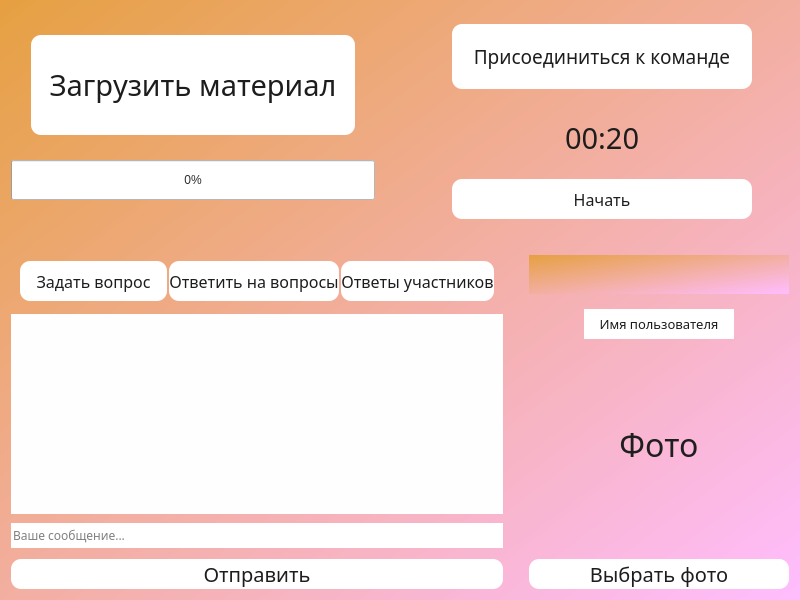
Above: Client/jeducation-v0.1/learning.ui from Avedik/Desktop-application-IEducation before the change. Below: the same form after it.
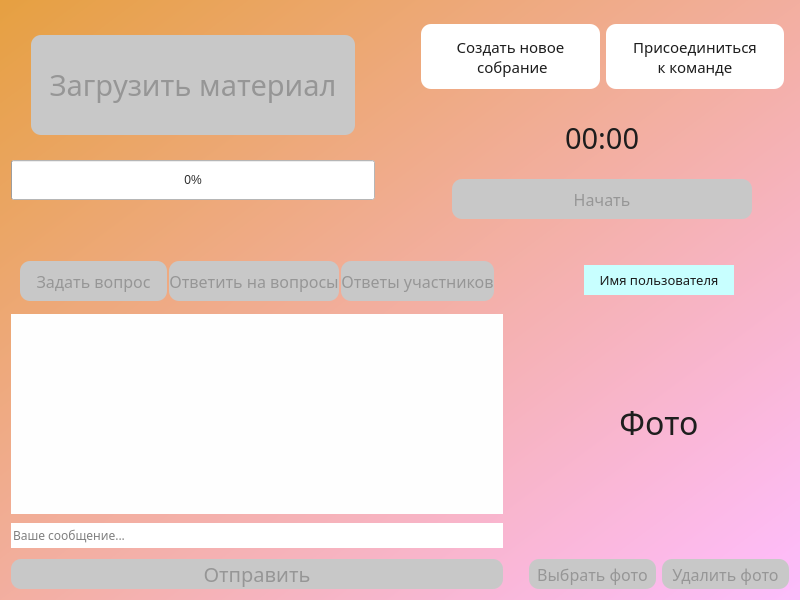
That is the form after the change.

Commit message: Добавил новые кнопки

Diff of the .ui file:
```diff
--- a/Client/jeducation-v0.1/learning.ui
+++ b/Client/jeducation-v0.1/learning.ui
@@ -86,8 +86,8 @@
             </font>
            </property>
            <property name="styleSheet">
-            <string notr="true">background-color: rgb(255, 255, 255);
-color: rgb(29, 29, 29);
+            <string notr="true">background-color: rgb(200, 200, 200);
+color: rgb(150, 150, 150);
 border:2px;
 border-radius:10;
 </string>
@@ -176,6 +176,39 @@
        </item>
        <item>
         <layout class="QHBoxLayout" name="horizontalLayout_3">
+         <item>
+          <widget class="QPushButton" name="newMeetingButton">
+           <property name="minimumSize">
+            <size>
+             <width>150</width>
+             <height>65</height>
+            </size>
+           </property>
+           <property name="maximumSize">
+            <size>
+             <width>200</width>
+             <height>100</height>
+            </size>
+           </property>
+           <property name="font">
+            <font>
+             <family>Bahnschrift</family>
+             <pointsize>11</pointsize>
+            </font>
+           </property>
+           <property name="styleSheet">
+            <string notr="true">background-color: rgb(255, 255, 255);
+color: rgb(29, 29, 29);
+border:2px;
+border-radius:10;
+</string>
+           </property>
+           <property name="text">
+            <string>Создать новое
+ собрание</string>
+           </property>
+          </widget>
+         </item>
          <item>
           <widget class="QPushButton" name="connectButton">
            <property name="sizePolicy">
@@ -186,7 +219,7 @@
            </property>
            <property name="minimumSize">
             <size>
-             <width>300</width>
+             <width>150</width>
              <height>65</height>
             </size>
            </property>
@@ -199,7 +232,7 @@
            <property name="font">
             <font>
              <family>Bahnschrift</family>
-             <pointsize>14</pointsize>
+             <pointsize>11</pointsize>
             </font>
            </property>
            <property name="styleSheet">
@@ -210,7 +243,8 @@
 </string>
            </property>
            <property name="text">
-            <string>Присоединиться к команде</string>
+            <string>Присоединиться 
+к команде</string>
            </property>
            <property name="autoDefault">
             <bool>false</bool>
@@ -262,7 +296,7 @@
 </string>
            </property>
            <property name="text">
-            <string>00:20</string>
+            <string>00:00</string>
            </property>
            <property name="alignment">
             <set>Qt::AlignCenter</set>
@@ -311,8 +345,8 @@
               </font>
              </property>
              <property name="styleSheet">
-              <string notr="true">background-color: rgb(255, 255, 255);
-color: rgb(29, 29, 29);
+              <string notr="true">background-color: rgb(200, 200, 200);
+color: rgb(150, 150, 150);
 border:2px;
 border-radius:10;
 </string>
@@ -434,8 +468,8 @@
                </font>
               </property>
               <property name="styleSheet">
-               <string notr="true">background-color: rgb(255, 255, 255);
-color: rgb(29, 29, 29);
+               <string notr="true">background-color: rgb(200, 200, 200);
+color: rgb(150, 150, 150);
 border:2px;
 border-radius:10;
 </string>
@@ -472,8 +506,8 @@
                </font>
               </property>
               <property name="styleSheet">
-               <string notr="true">background-color: rgb(255, 255, 255);
-color: rgb(29, 29, 29);
+               <string notr="true">background-color: rgb(200, 200, 200);
+color: rgb(150, 150, 150);
 border:2px;
 border-radius:10;
 </string>
@@ -510,8 +544,8 @@
                </font>
               </property>
               <property name="styleSheet">
-               <string notr="true">background-color: rgb(255, 255, 255);
-color: rgb(29, 29, 29);
+               <string notr="true">background-color: rgb(200, 200, 200);
+color: rgb(150, 150, 150);
 border:2px;
 border-radius:10;
 </string>
@@ -636,8 +670,8 @@
           </font>
          </property>
          <property name="styleSheet">
-          <string notr="true">background-color: rgb(255, 255, 255);
-color: rgb(29, 29, 29);
+          <string notr="true">background-color: rgb(200, 200, 200);
+color: rgb(150, 150, 150);
 border:2px;
 border-radius:10;
 </string>
@@ -676,13 +710,6 @@
        <property name="topMargin">
         <number>10</number>
        </property>
-       <item>
-        <widget class="QLabel" name="infoLabel">
-         <property name="text">
-          <string/>
-         </property>
-        </widget>
-       </item>
        <item>
         <spacer name="verticalSpacer_9">
          <property name="orientation">
@@ -728,7 +755,7 @@
             </font>
            </property>
            <property name="styleSheet">
-            <string notr="true">background-color: rgb(255, 255, 255);
+            <string notr="true">background-color: rgb(200, 255, 255);
 color: rgb(27, 27, 27);
 </string>
            </property>
@@ -874,12 +901,12 @@
            <property name="font">
             <font>
              <family>Bahnschrift</family>
-             <pointsize>15</pointsize>
+             <pointsize>12</pointsize>
             </font>
            </property>
            <property name="styleSheet">
-            <string notr="true">background-color: rgb(255, 255, 255);
-color: rgb(29, 29, 29);
+            <string notr="true">background-color: rgb(200, 200, 200);
+color: rgb(150, 150, 150);
 border:2px;
 border-radius:10;
 </string>
@@ -892,6 +919,36 @@
            </property>
           </widget>
          </item>
+         <item>
+          <widget class="QPushButton" name="deletePhoto">
+           <property name="enabled">
+            <bool>false</bool>
+           </property>
+           <property name="minimumSize">
+            <size>
+             <width>100</width>
+             <height>30</height>
+            </size>
+           </property>
+           <property name="font">
+            <font>
+             <family>Bahnschrift</family>
+             <pointsize>12</pointsize>
+            </font>
+           </property>
+           <property name="styleSheet">
+            <string notr="true">background-color: rgb(200, 200, 200);
+color: rgb(150, 150, 150);
+border:2px;
+border-radius:10;
+
+</string>
+           </property>
+           <property name="text">
+            <string>Удалить фото</string>
+           </property>
+          </widget>
+         </item>
         </layout>
        </item>
       </layout>
```
The commit also changes 2 other files.
